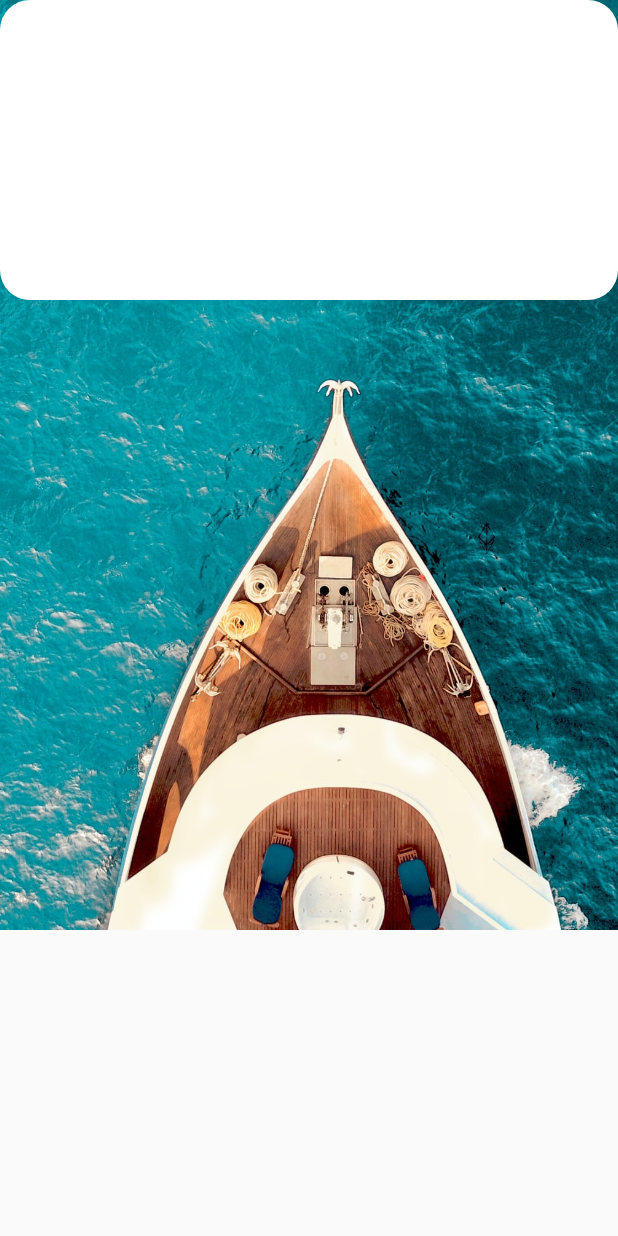
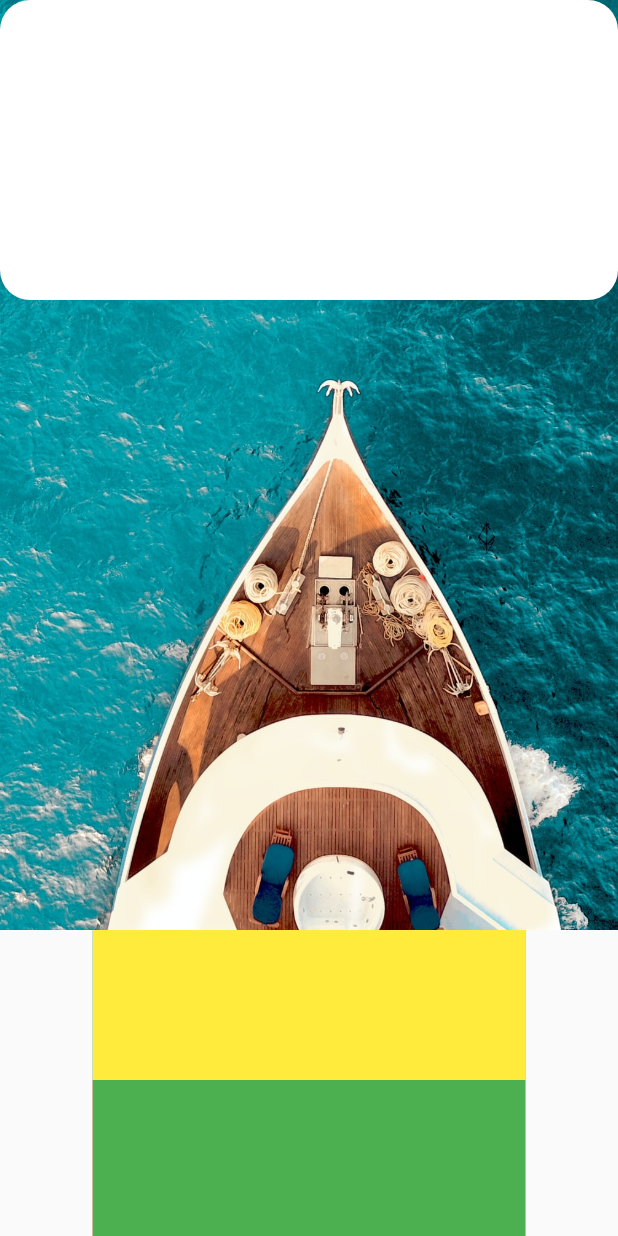
Before and after one commit to shyue02/flutter_airbnb, a Flutter app: the screen it shows after launch, on a phone screen of 412 x 824 dp. Run offline on Flutter 3.47's test engine with Material 2 defaults, Android fonts, the phone set to English and light mode, and no system bars.

Commit message:
home_body

```diff
--- a/lib/components/home/home_body.dart
+++ b/lib/components/home/home_body.dart
@@ -1,10 +1,26 @@
 import 'package:flutter/material.dart';
+import 'package:flutter_airbnb/components/home/home_body_banner.dart';
+import 'package:flutter_airbnb/components/home/home_body_popular.dart';
+import 'package:flutter_airbnb/components/home/home_body_popular_item.dart';
+import 'package:flutter_airbnb/size.dart';
 
 class HomeBody extends StatelessWidget {
   const HomeBody({Key? key}) : super(key: key);
 
   @override
   Widget build(BuildContext context) {
-    return Container();
+    return Align(
+      // 나중에 Align 없애보기
+      alignment: Alignment.center,
+      child: SizedBox(
+        width: getBodyWidth(context),
+        child: Column(
+          children: [
+            HomeBodyBanner(),
+            HomeBodyPopular(),
+          ],
+        ),
+      ),
+    );
   }
 }
--- a/lib/components/home/home_body_banner.dart
+++ b/lib/components/home/home_body_banner.dart
@@ -0,0 +1,30 @@
+import 'package:flutter/material.dart';
+
+class HomeBodyBanner extends StatelessWidget {
+  const HomeBodyBanner({Key? key}) : super(key: key);
+
+  @override
+  Widget build(BuildContext context) {
+    return Stack(
+      // 나중에 패딩 주기
+      children: [
+        _buildBannerImage(),
+        _buildBannerCaption(),
+      ],
+    );
+  }
+
+  Widget _buildBannerImage() {
+    return Container(
+      height: 100,
+      color: Colors.blue,
+    );
+  }
+
+  Widget _buildBannerCaption() {
+    return Container(
+      height: 100,
+      color: Colors.yellow,
+    );
+  }
+}
--- a/lib/components/home/home_body_popular.dart
+++ b/lib/components/home/home_body_popular.dart
@@ -0,0 +1,41 @@
+import 'package:flutter/material.dart';
+import 'package:flutter_airbnb/components/home/home_body_popular_item.dart';
+
+class HomeBodyPopular extends StatelessWidget {
+  const HomeBodyPopular({Key? key}) : super(key: key);
+
+  @override
+  Widget build(BuildContext context) {
+    return Column(
+      crossAxisAlignment: CrossAxisAlignment.start, // 왼쪽정렬
+      children: [
+        _buildPopularTitle(),
+        _buildPopularList(),
+      ],
+    );
+  }
+
+  Widget _buildPopularTitle() {
+    return SizedBox();
+  }
+
+  Widget _buildPopularList() {
+    // 나중에 ROW로 변경해보기
+    return Container(
+      color: Colors.red,
+      child: Wrap(
+        children: [
+          HomeBodyPopularItem(id: 0),
+          SizedBox(
+            width: 7.5,
+          ),
+          HomeBodyPopularItem(id: 1),
+          SizedBox(
+            width: 7.5,
+          ),
+          HomeBodyPopularItem(id: 2),
+        ],
+      ),
+    );
+  }
+}
--- a/lib/components/home/home_body_popular_item.dart
+++ b/lib/components/home/home_body_popular_item.dart
@@ -0,0 +1,53 @@
+import 'package:flutter/material.dart';
+import 'package:flutter_airbnb/size.dart';
+
+class HomeBodyPopularItem extends StatelessWidget {
+  HomeBodyPopularItem({required this.id, Key? key}) : super(key: key);
+
+  final id;
+  final popularList = [
+    "p1.jpeg",
+    "p2.jpeg",
+    "p3.jpeg",
+  ];
+
+  @override
+  Widget build(BuildContext context) {
+    // 전체 1000이라면 popularItemWidth = 700 / 3-5 = 228
+    double popularItemWidth = getBodyWidth(context) / 3 - 5;
+
+    return Container(
+      color: Colors.green,
+      height: 200,
+      width: popularItemWidth,
+      // 나중에 지웠다 추가했다 해보기
+      constraints: BoxConstraints(
+        minWidth: 320,
+      ),
+      child: Column(
+        children: [
+          _buildPopularItemImage(),
+          _buildPopularItemStar(),
+          _buildPopularItemComment(),
+          _buildPopularItemUserInfo(),
+        ],
+      ),
+    );
+  }
+
+  Widget _buildPopularItemImage() {
+    return SizedBox();
+  }
+
+  Widget _buildPopularItemStar() {
+    return SizedBox();
+  }
+
+  Widget _buildPopularItemComment() {
+    return SizedBox();
+  }
+
+  Widget _buildPopularItemUserInfo() {
+    return SizedBox();
+  }
+}
--- a/lib/components/home/home_header_form.dart
+++ b/lib/components/home/home_header_form.dart
@@ -5,7 +5,6 @@ class HomeHeaderForm extends StatelessWidget {
 
   @override
   Widget build(BuildContext context) {
-    // 나중에 완성하기
     return Align(
       alignment: Alignment(-0.6, 0),
       child: Container(
```
